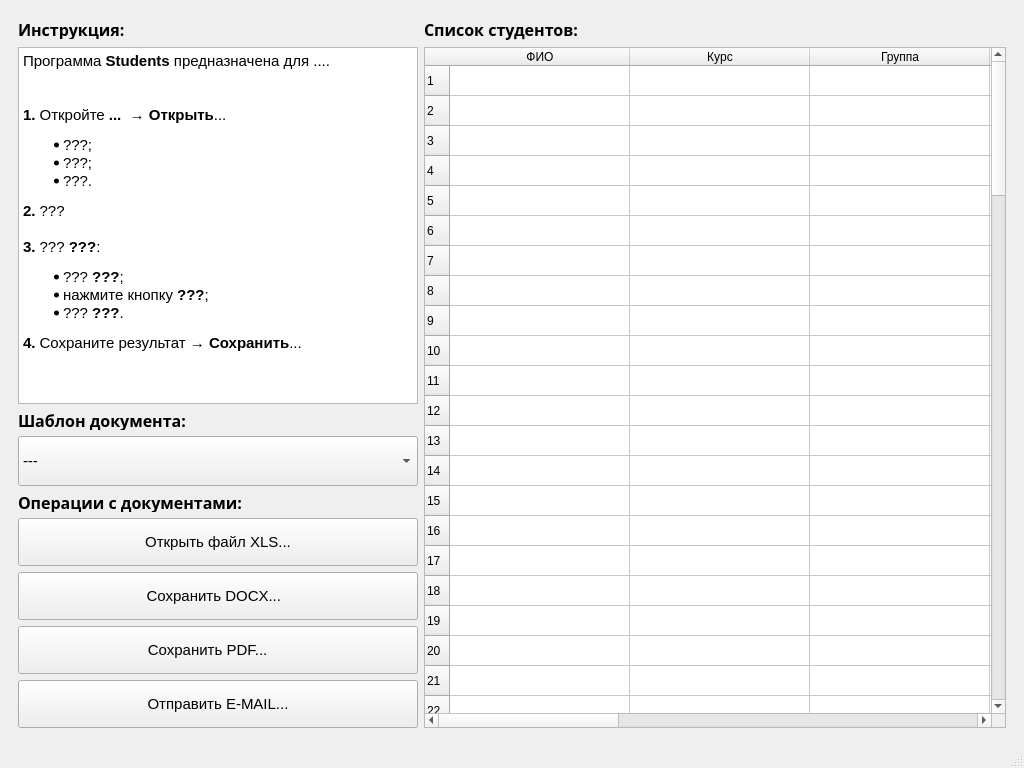
Above: students.ui from motor1n/students before the change. Below: the same form after it.
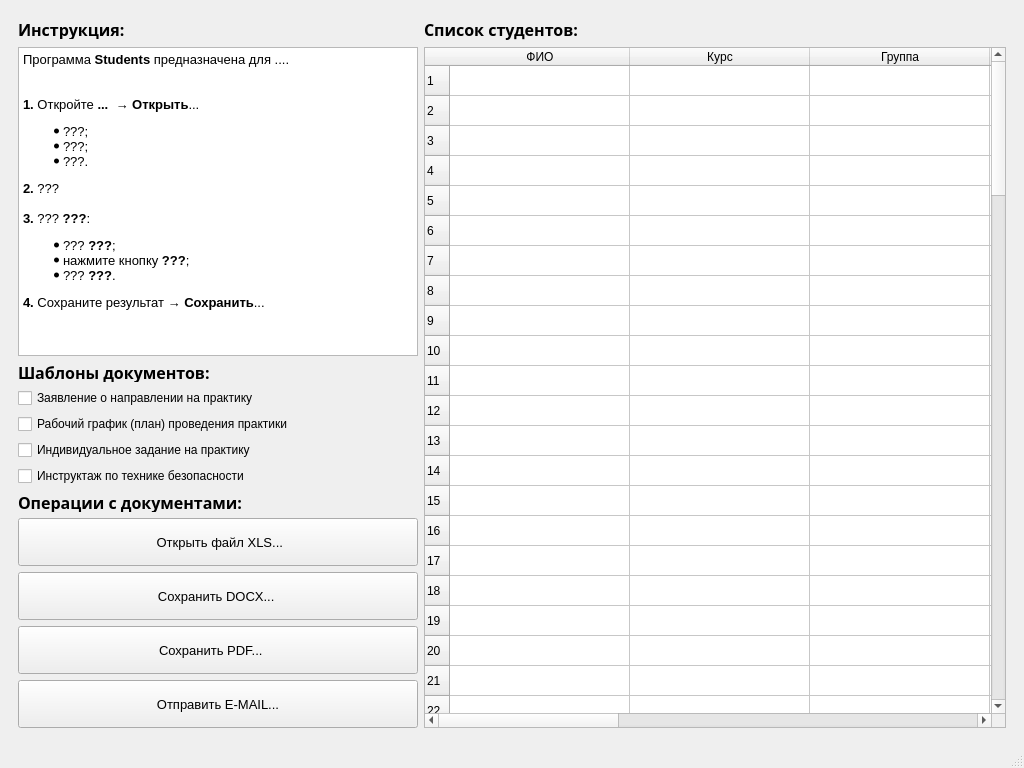
That is the form after the change. Icons and pictures are not drawn.

Commit message: Произвольный выбор шаблонов при помощи QCheckBox

What changed in the file:
```diff
--- a/students.ui
+++ b/students.ui
@@ -31,217 +31,7 @@
        </sizepolicy>
       </property>
       <layout class="QGridLayout" name="gridLayout">
-       <item row="0" column="0">
-        <widget class="QLabel" name="label_01">
-         <property name="maximumSize">
-          <size>
-           <width>402</width>
-           <height>20</height>
-          </size>
-         </property>
-         <property name="font">
-          <font>
-           <family>Trebuchet MS</family>
-           <pointsize>12</pointsize>
-           <weight>75</weight>
-           <bold>true</bold>
-          </font>
-         </property>
-         <property name="text">
-          <string>Инструкция:</string>
-         </property>
-        </widget>
-       </item>
-       <item row="0" column="1">
-        <widget class="QLabel" name="label_02">
-         <property name="sizePolicy">
-          <sizepolicy hsizetype="Minimum" vsizetype="Fixed">
-           <horstretch>0</horstretch>
-           <verstretch>0</verstretch>
-          </sizepolicy>
-         </property>
-         <property name="font">
-          <font>
-           <family>Trebuchet MS</family>
-           <pointsize>12</pointsize>
-           <weight>75</weight>
-           <bold>true</bold>
-          </font>
-         </property>
-         <property name="text">
-          <string>Список студентов:</string>
-         </property>
-        </widget>
-       </item>
-       <item row="1" column="0">
-        <widget class="QTextBrowser" name="tb">
-         <property name="sizePolicy">
-          <sizepolicy hsizetype="Preferred" vsizetype="Preferred">
-           <horstretch>0</horstretch>
-           <verstretch>0</verstretch>
-          </sizepolicy>
-         </property>
-         <property name="maximumSize">
-          <size>
-           <width>402</width>
-           <height>16777215</height>
-          </size>
-         </property>
-         <property name="html">
-          <string>&lt;!DOCTYPE HTML PUBLIC &quot;-//W3C//DTD HTML 4.0//EN&quot; &quot;http://www.w3.org/TR/REC-html40/strict.dtd&quot;&gt;
-&lt;html&gt;&lt;head&gt;&lt;meta name=&quot;qrichtext&quot; content=&quot;1&quot; /&gt;&lt;style type=&quot;text/css&quot;&gt;
-p, li { white-space: pre-wrap; }
-&lt;/style&gt;&lt;/head&gt;&lt;body style=&quot; font-family:'Noto Sans'; font-size:10pt; font-weight:400; font-style:normal;&quot;&gt;
-&lt;p style=&quot; margin-top:0px; margin-bottom:0px; margin-left:0px; margin-right:0px; -qt-block-indent:0; text-indent:0px;&quot;&gt;&lt;span style=&quot; font-size:11pt;&quot;&gt;Программа &lt;/span&gt;&lt;span style=&quot; font-size:11pt; font-weight:600;&quot;&gt;Students&lt;/span&gt;&lt;span style=&quot; font-size:11pt;&quot;&gt; предназначена для ....&lt;/span&gt;&lt;/p&gt;
-&lt;p style=&quot;-qt-paragraph-type:empty; margin-top:0px; margin-bottom:0px; margin-left:0px; margin-right:0px; -qt-block-indent:0; text-indent:0px; font-size:11pt;&quot;&gt;&lt;br /&gt;&lt;/p&gt;
-&lt;p style=&quot;-qt-paragraph-type:empty; margin-top:0px; margin-bottom:0px; margin-left:0px; margin-right:0px; -qt-block-indent:0; text-indent:0px; font-size:11pt;&quot;&gt;&lt;br /&gt;&lt;/p&gt;
-&lt;p style=&quot; margin-top:0px; margin-bottom:0px; margin-left:0px; margin-right:0px; -qt-block-indent:0; text-indent:0px;&quot;&gt;&lt;span style=&quot; font-size:11pt; font-weight:600;&quot;&gt;1.&lt;/span&gt;&lt;span style=&quot; font-size:11pt;&quot;&gt; Откройте &lt;/span&gt;&lt;span style=&quot; font-size:11pt; font-weight:600;&quot;&gt;...&lt;/span&gt;&lt;span style=&quot; font-size:11pt;&quot;&gt;  → &lt;/span&gt;&lt;span style=&quot; font-size:11pt; font-weight:600;&quot;&gt;Открыть&lt;/span&gt;&lt;span style=&quot; font-size:11pt;&quot;&gt;...&lt;/span&gt;&lt;/p&gt;
-&lt;ul style=&quot;margin-top: 0px; margin-bottom: 0px; margin-left: 0px; margin-right: 0px; -qt-list-indent: 1;&quot;&gt;&lt;li style=&quot; font-size:11pt;&quot; style=&quot; margin-top:12px; margin-bottom:0px; margin-left:0px; margin-right:0px; -qt-block-indent:0; text-indent:0px;&quot;&gt;???;&lt;/li&gt;
-&lt;li style=&quot; font-size:11pt;&quot; style=&quot; margin-top:0px; margin-bottom:0px; margin-left:0px; margin-right:0px; -qt-block-indent:0; text-indent:0px;&quot;&gt;???;&lt;/li&gt;
-&lt;li style=&quot; font-size:11pt;&quot; style=&quot; margin-top:0px; margin-bottom:12px; margin-left:0px; margin-right:0px; -qt-block-indent:0; text-indent:0px;&quot;&gt;???.&lt;/li&gt;&lt;/ul&gt;
-&lt;p style=&quot; margin-top:0px; margin-bottom:0px; margin-left:0px; margin-right:0px; -qt-block-indent:0; text-indent:0px;&quot;&gt;&lt;span style=&quot; font-size:11pt; font-weight:600;&quot;&gt;2.&lt;/span&gt;&lt;span style=&quot; font-size:11pt;&quot;&gt; ???&lt;/span&gt;&lt;/p&gt;
-&lt;p style=&quot;-qt-paragraph-type:empty; margin-top:0px; margin-bottom:0px; margin-left:0px; margin-right:0px; -qt-block-indent:0; text-indent:0px; font-size:11pt;&quot;&gt;&lt;br /&gt;&lt;/p&gt;
-&lt;p style=&quot; margin-top:0px; margin-bottom:0px; margin-left:0px; margin-right:0px; -qt-block-indent:0; text-indent:0px;&quot;&gt;&lt;span style=&quot; font-size:11pt; font-weight:600;&quot;&gt;3.&lt;/span&gt;&lt;span style=&quot; font-size:11pt;&quot;&gt; ??? &lt;/span&gt;&lt;span style=&quot; font-size:11pt; font-weight:600;&quot;&gt;???&lt;/span&gt;&lt;span style=&quot; font-size:11pt;&quot;&gt;:&lt;/span&gt;&lt;/p&gt;
-&lt;ul style=&quot;margin-top: 0px; margin-bottom: 0px; margin-left: 0px; margin-right: 0px; -qt-list-indent: 1;&quot;&gt;&lt;li style=&quot; font-size:11pt;&quot; style=&quot; margin-top:12px; margin-bottom:0px; margin-left:0px; margin-right:0px; -qt-block-indent:0; text-indent:0px;&quot;&gt;??? &lt;span style=&quot; font-weight:600;&quot;&gt;???&lt;/span&gt;;&lt;/li&gt;&lt;/ul&gt;
-&lt;ul style=&quot;margin-top: 0px; margin-bottom: 0px; margin-left: 0px; margin-right: 0px; -qt-list-indent: 1;&quot;&gt;&lt;li style=&quot; font-size:11pt;&quot; style=&quot; margin-top:0px; margin-bottom:0px; margin-left:0px; margin-right:0px; -qt-block-indent:0; text-indent:0px;&quot;&gt;нажмите кнопку &lt;span style=&quot; font-weight:600;&quot;&gt;???&lt;/span&gt;;&lt;/li&gt;&lt;/ul&gt;
-&lt;ul style=&quot;margin-top: 0px; margin-bottom: 0px; margin-left: 0px; margin-right: 0px; -qt-list-indent: 1;&quot;&gt;&lt;li style=&quot; font-size:11pt;&quot; style=&quot; margin-top:0px; margin-bottom:12px; margin-left:0px; margin-right:0px; -qt-block-indent:0; text-indent:0px;&quot;&gt;??? &lt;span style=&quot; font-weight:600;&quot;&gt;???&lt;/span&gt;.&lt;/li&gt;&lt;/ul&gt;
-&lt;p style=&quot; margin-top:0px; margin-bottom:0px; margin-left:0px; margin-right:0px; -qt-block-indent:0; text-indent:0px;&quot;&gt;&lt;span style=&quot; font-size:11pt; font-weight:600;&quot;&gt;4.&lt;/span&gt;&lt;span style=&quot; font-size:11pt;&quot;&gt; Сохраните результат → &lt;/span&gt;&lt;span style=&quot; font-size:11pt; font-weight:600;&quot;&gt;Сохранить&lt;/span&gt;&lt;span style=&quot; font-size:11pt;&quot;&gt;...&lt;/span&gt;&lt;/p&gt;
-&lt;p style=&quot;-qt-paragraph-type:empty; margin-top:0px; margin-bottom:0px; margin-left:0px; margin-right:0px; -qt-block-indent:0; text-indent:0px; font-size:11pt;&quot;&gt;&lt;br /&gt;&lt;/p&gt;&lt;/body&gt;&lt;/html&gt;</string>
-         </property>
-        </widget>
-       </item>
-       <item row="2" column="0">
-        <widget class="QLabel" name="label_03">
-         <property name="maximumSize">
-          <size>
-           <width>402</width>
-           <height>20</height>
-          </size>
-         </property>
-         <property name="font">
-          <font>
-           <family>Trebuchet MS</family>
-           <pointsize>12</pointsize>
-           <weight>75</weight>
-           <bold>true</bold>
-          </font>
-         </property>
-         <property name="text">
-          <string>Шаблон документа:</string>
-         </property>
-        </widget>
-       </item>
-       <item row="3" column="0">
-        <widget class="QComboBox" name="cb1">
-         <property name="sizePolicy">
-          <sizepolicy hsizetype="Preferred" vsizetype="Fixed">
-           <horstretch>0</horstretch>
-           <verstretch>0</verstretch>
-          </sizepolicy>
-         </property>
-         <property name="minimumSize">
-          <size>
-           <width>0</width>
-           <height>50</height>
-          </size>
-         </property>
-         <property name="font">
-          <font>
-           <pointsize>11</pointsize>
-          </font>
-         </property>
-         <property name="insertPolicy">
-          <enum>QComboBox::InsertBeforeCurrent</enum>
-         </property>
-         <property name="iconSize">
-          <size>
-           <width>32</width>
-           <height>32</height>
-          </size>
-         </property>
-         <item>
-          <property name="text">
-           <string>---</string>
-          </property>
-         </item>
-         <item>
-          <property name="text">
-           <string>Заявление о направлении на практику</string>
-          </property>
-         </item>
-         <item>
-          <property name="text">
-           <string>Рабочий график (план) проведения практики</string>
-          </property>
-         </item>
-         <item>
-          <property name="text">
-           <string>Индивидуальное задание на практику</string>
-          </property>
-         </item>
-         <item>
-          <property name="text">
-           <string>Инструктаж по технике безопасности</string>
-          </property>
-         </item>
-        </widget>
-       </item>
-       <item row="4" column="0">
-        <widget class="QLabel" name="label_04">
-         <property name="maximumSize">
-          <size>
-           <width>402</width>
-           <height>20</height>
-          </size>
-         </property>
-         <property name="font">
-          <font>
-           <family>Trebuchet MS</family>
-           <pointsize>12</pointsize>
-           <weight>75</weight>
-           <bold>true</bold>
-          </font>
-         </property>
-         <property name="text">
-          <string>Операции с документами:</string>
-         </property>
-        </widget>
-       </item>
-       <item row="5" column="0">
-        <widget class="QPushButton" name="pb_open_xls">
-         <property name="sizePolicy">
-          <sizepolicy hsizetype="Preferred" vsizetype="Fixed">
-           <horstretch>0</horstretch>
-           <verstretch>0</verstretch>
-          </sizepolicy>
-         </property>
-         <property name="maximumSize">
-          <size>
-           <width>400</width>
-           <height>48</height>
-          </size>
-         </property>
-         <property name="font">
-          <font>
-           <pointsize>11</pointsize>
-          </font>
-         </property>
-         <property name="text">
-          <string>Открыть файл XLS...</string>
-         </property>
-         <property name="icon">
-          <iconset>
-           <normaloff>pic/excel-icon.png</normaloff>pic/excel-icon.png</iconset>
-         </property>
-         <property name="iconSize">
-          <size>
-           <width>32</width>
-           <height>32</height>
-          </size>
-         </property>
-        </widget>
-       </item>
-       <item row="6" column="0">
+       <item row="10" column="0">
         <widget class="QPushButton" name="pb_save_docx">
          <property name="sizePolicy">
           <sizepolicy hsizetype="Preferred" vsizetype="Fixed">
@@ -257,14 +47,14 @@
          </property>
          <property name="font">
           <font>
-           <pointsize>11</pointsize>
+           <pointsize>10</pointsize>
           </font>
          </property>
          <property name="layoutDirection">
           <enum>Qt::LeftToRight</enum>
          </property>
          <property name="text">
-          <string>Сохранить DOCX...  </string>
+          <string> Сохранить DOCX...  </string>
          </property>
          <property name="icon">
           <iconset>
@@ -278,8 +68,8 @@
          </property>
         </widget>
        </item>
-       <item row="7" column="0">
-        <widget class="QPushButton" name="pb_save_pdf">
+       <item row="9" column="0">
+        <widget class="QPushButton" name="pb_open_xls">
          <property name="sizePolicy">
           <sizepolicy hsizetype="Preferred" vsizetype="Fixed">
            <horstretch>0</horstretch>
@@ -294,14 +84,14 @@
          </property>
          <property name="font">
           <font>
-           <pointsize>11</pointsize>
+           <pointsize>10</pointsize>
           </font>
          </property>
          <property name="layoutDirection">
           <enum>Qt::LeftToRight</enum>
          </property>
          <property name="text">
-          <string>Сохранить PDF...     </string>
+          <string> Открыть файл XLS...</string>
          </property>
          <property name="icon">
           <iconset>
@@ -315,7 +105,7 @@
          </property>
         </widget>
        </item>
-       <item row="8" column="0">
+       <item row="12" column="0">
         <widget class="QPushButton" name="pb_send_email">
          <property name="sizePolicy">
           <sizepolicy hsizetype="Preferred" vsizetype="Fixed">
@@ -331,7 +121,7 @@
          </property>
          <property name="font">
           <font>
-           <pointsize>11</pointsize>
+           <pointsize>10</pointsize>
           </font>
          </property>
          <property name="layoutDirection">
@@ -352,7 +142,17 @@
          </property>
         </widget>
        </item>
-       <item row="1" column="1" rowspan="8">
+       <item row="4" column="0">
+        <widget class="QCheckBox" name="cb_01">
+         <property name="text">
+          <string>Заявление о направлении на практику</string>
+         </property>
+         <attribute name="buttonGroup">
+          <string notr="true">bg</string>
+         </attribute>
+        </widget>
+       </item>
+       <item row="1" column="1" rowspan="12">
         <widget class="QTableWidget" name="tw">
          <property name="sizePolicy">
           <sizepolicy hsizetype="Preferred" vsizetype="Preferred">
@@ -924,6 +724,194 @@
          </column>
         </widget>
        </item>
+       <item row="8" column="0">
+        <widget class="QLabel" name="label_04">
+         <property name="maximumSize">
+          <size>
+           <width>402</width>
+           <height>20</height>
+          </size>
+         </property>
+         <property name="font">
+          <font>
+           <family>Trebuchet MS</family>
+           <pointsize>12</pointsize>
+           <weight>75</weight>
+           <bold>true</bold>
+          </font>
+         </property>
+         <property name="text">
+          <string>Операции с документами:</string>
+         </property>
+        </widget>
+       </item>
+       <item row="3" column="0">
+        <widget class="QLabel" name="label_03">
+         <property name="maximumSize">
+          <size>
+           <width>402</width>
+           <height>20</height>
+          </size>
+         </property>
+         <property name="font">
+          <font>
+           <family>Trebuchet MS</family>
+           <pointsize>12</pointsize>
+           <weight>75</weight>
+           <bold>true</bold>
+          </font>
+         </property>
+         <property name="text">
+          <string>Шаблоны документов:</string>
+         </property>
+        </widget>
+       </item>
+       <item row="6" column="0">
+        <widget class="QCheckBox" name="cb_03">
+         <property name="text">
+          <string>Индивидуальное задание на практику</string>
+         </property>
+         <attribute name="buttonGroup">
+          <string notr="true">bg</string>
+         </attribute>
+        </widget>
+       </item>
+       <item row="0" column="1">
+        <widget class="QLabel" name="label_02">
+         <property name="sizePolicy">
+          <sizepolicy hsizetype="Minimum" vsizetype="Fixed">
+           <horstretch>0</horstretch>
+           <verstretch>0</verstretch>
+          </sizepolicy>
+         </property>
+         <property name="font">
+          <font>
+           <family>Trebuchet MS</family>
+           <pointsize>12</pointsize>
+           <weight>75</weight>
+           <bold>true</bold>
+          </font>
+         </property>
+         <property name="text">
+          <string>Список студентов:</string>
+         </property>
+        </widget>
+       </item>
+       <item row="11" column="0">
+        <widget class="QPushButton" name="pb_save_pdf">
+         <property name="sizePolicy">
+          <sizepolicy hsizetype="Preferred" vsizetype="Fixed">
+           <horstretch>0</horstretch>
+           <verstretch>0</verstretch>
+          </sizepolicy>
+         </property>
+         <property name="maximumSize">
+          <size>
+           <width>400</width>
+           <height>48</height>
+          </size>
+         </property>
+         <property name="font">
+          <font>
+           <pointsize>10</pointsize>
+          </font>
+         </property>
+         <property name="layoutDirection">
+          <enum>Qt::LeftToRight</enum>
+         </property>
+         <property name="text">
+          <string> Сохранить PDF...     </string>
+         </property>
+         <property name="icon">
+          <iconset>
+           <normaloff>pic/pdf-icon.png</normaloff>pic/pdf-icon.png</iconset>
+         </property>
+         <property name="iconSize">
+          <size>
+           <width>32</width>
+           <height>32</height>
+          </size>
+         </property>
+        </widget>
+       </item>
+       <item row="0" column="0">
+        <widget class="QLabel" name="label_01">
+         <property name="maximumSize">
+          <size>
+           <width>402</width>
+           <height>20</height>
+          </size>
+         </property>
+         <property name="font">
+          <font>
+           <family>Trebuchet MS</family>
+           <pointsize>12</pointsize>
+           <weight>75</weight>
+           <bold>true</bold>
+          </font>
+         </property>
+         <property name="text">
+          <string>Инструкция:</string>
+         </property>
+        </widget>
+       </item>
+       <item row="1" column="0" rowspan="2">
+        <widget class="QTextBrowser" name="tb">
+         <property name="sizePolicy">
+          <sizepolicy hsizetype="Preferred" vsizetype="Preferred">
+           <horstretch>0</horstretch>
+           <verstretch>0</verstretch>
+          </sizepolicy>
+         </property>
+         <property name="maximumSize">
+          <size>
+           <width>402</width>
+           <height>16777215</height>
+          </size>
+         </property>
+         <property name="html">
+          <string>&lt;!DOCTYPE HTML PUBLIC &quot;-//W3C//DTD HTML 4.0//EN&quot; &quot;http://www.w3.org/TR/REC-html40/strict.dtd&quot;&gt;
+&lt;html&gt;&lt;head&gt;&lt;meta name=&quot;qrichtext&quot; content=&quot;1&quot; /&gt;&lt;style type=&quot;text/css&quot;&gt;
+p, li { white-space: pre-wrap; }
+&lt;/style&gt;&lt;/head&gt;&lt;body style=&quot; font-family:'Noto Sans'; font-size:10pt; font-weight:400; font-style:normal;&quot;&gt;
+&lt;p style=&quot; margin-top:0px; margin-bottom:0px; margin-left:0px; margin-right:0px; -qt-block-indent:0; text-indent:0px;&quot;&gt;Программа &lt;span style=&quot; font-weight:600;&quot;&gt;Students&lt;/span&gt; предназначена для ....&lt;/p&gt;
+&lt;p style=&quot;-qt-paragraph-type:empty; margin-top:0px; margin-bottom:0px; margin-left:0px; margin-right:0px; -qt-block-indent:0; text-indent:0px;&quot;&gt;&lt;br /&gt;&lt;/p&gt;
+&lt;p style=&quot;-qt-paragraph-type:empty; margin-top:0px; margin-bottom:0px; margin-left:0px; margin-right:0px; -qt-block-indent:0; text-indent:0px;&quot;&gt;&lt;br /&gt;&lt;/p&gt;
+&lt;p style=&quot; margin-top:0px; margin-bottom:0px; margin-left:0px; margin-right:0px; -qt-block-indent:0; text-indent:0px;&quot;&gt;&lt;span style=&quot; font-weight:600;&quot;&gt;1.&lt;/span&gt; Откройте &lt;span style=&quot; font-weight:600;&quot;&gt;...&lt;/span&gt;  → &lt;span style=&quot; font-weight:600;&quot;&gt;Открыть&lt;/span&gt;...&lt;/p&gt;
+&lt;ul style=&quot;margin-top: 0px; margin-bottom: 0px; margin-left: 0px; margin-right: 0px; -qt-list-indent: 1;&quot;&gt;&lt;li style=&quot;&quot; style=&quot; margin-top:12px; margin-bottom:0px; margin-left:0px; margin-right:0px; -qt-block-indent:0; text-indent:0px;&quot;&gt;???;&lt;/li&gt;
+&lt;li style=&quot;&quot; style=&quot; margin-top:0px; margin-bottom:0px; margin-left:0px; margin-right:0px; -qt-block-indent:0; text-indent:0px;&quot;&gt;???;&lt;/li&gt;
+&lt;li style=&quot;&quot; style=&quot; margin-top:0px; margin-bottom:12px; margin-left:0px; margin-right:0px; -qt-block-indent:0; text-indent:0px;&quot;&gt;???.&lt;/li&gt;&lt;/ul&gt;
+&lt;p style=&quot; margin-top:0px; margin-bottom:0px; margin-left:0px; margin-right:0px; -qt-block-indent:0; text-indent:0px;&quot;&gt;&lt;span style=&quot; font-weight:600;&quot;&gt;2.&lt;/span&gt; ???&lt;/p&gt;
+&lt;p style=&quot;-qt-paragraph-type:empty; margin-top:0px; margin-bottom:0px; margin-left:0px; margin-right:0px; -qt-block-indent:0; text-indent:0px;&quot;&gt;&lt;br /&gt;&lt;/p&gt;
+&lt;p style=&quot; margin-top:0px; margin-bottom:0px; margin-left:0px; margin-right:0px; -qt-block-indent:0; text-indent:0px;&quot;&gt;&lt;span style=&quot; font-weight:600;&quot;&gt;3.&lt;/span&gt; ??? &lt;span style=&quot; font-weight:600;&quot;&gt;???&lt;/span&gt;:&lt;/p&gt;
+&lt;ul style=&quot;margin-top: 0px; margin-bottom: 0px; margin-left: 0px; margin-right: 0px; -qt-list-indent: 1;&quot;&gt;&lt;li style=&quot;&quot; style=&quot; margin-top:12px; margin-bottom:0px; margin-left:0px; margin-right:0px; -qt-block-indent:0; text-indent:0px;&quot;&gt;??? &lt;span style=&quot; font-weight:600;&quot;&gt;???&lt;/span&gt;;&lt;/li&gt;&lt;/ul&gt;
+&lt;ul style=&quot;margin-top: 0px; margin-bottom: 0px; margin-left: 0px; margin-right: 0px; -qt-list-indent: 1;&quot;&gt;&lt;li style=&quot;&quot; style=&quot; margin-top:0px; margin-bottom:0px; margin-left:0px; margin-right:0px; -qt-block-indent:0; text-indent:0px;&quot;&gt;нажмите кнопку &lt;span style=&quot; font-weight:600;&quot;&gt;???&lt;/span&gt;;&lt;/li&gt;&lt;/ul&gt;
+&lt;ul style=&quot;margin-top: 0px; margin-bottom: 0px; margin-left: 0px; margin-right: 0px; -qt-list-indent: 1;&quot;&gt;&lt;li style=&quot;&quot; style=&quot; margin-top:0px; margin-bottom:12px; margin-left:0px; margin-right:0px; -qt-block-indent:0; text-indent:0px;&quot;&gt;??? &lt;span style=&quot; font-weight:600;&quot;&gt;???&lt;/span&gt;.&lt;/li&gt;&lt;/ul&gt;
+&lt;p style=&quot; margin-top:0px; margin-bottom:0px; margin-left:0px; margin-right:0px; -qt-block-indent:0; text-indent:0px;&quot;&gt;&lt;span style=&quot; font-weight:600;&quot;&gt;4.&lt;/span&gt; Сохраните результат → &lt;span style=&quot; font-weight:600;&quot;&gt;Сохранить&lt;/span&gt;...&lt;/p&gt;
+&lt;p style=&quot;-qt-paragraph-type:empty; margin-top:0px; margin-bottom:0px; margin-left:0px; margin-right:0px; -qt-block-indent:0; text-indent:0px;&quot;&gt;&lt;br /&gt;&lt;/p&gt;&lt;/body&gt;&lt;/html&gt;</string>
+         </property>
+        </widget>
+       </item>
+       <item row="5" column="0">
+        <widget class="QCheckBox" name="cb_02">
+         <property name="text">
+          <string>Рабочий график (план) проведения практики</string>
+         </property>
+         <attribute name="buttonGroup">
+          <string notr="true">bg</string>
+         </attribute>
+        </widget>
+       </item>
+       <item row="7" column="0">
+        <widget class="QCheckBox" name="cb_04">
+         <property name="text">
+          <string>Инструктаж по технике безопасности</string>
+         </property>
+         <attribute name="buttonGroup">
+          <string notr="true">bg</string>
+         </attribute>
+        </widget>
+       </item>
       </layout>
      </widget>
     </item>
```
Left out of the diff: 12 changed lines with no effect on the pictures. The commit also changes 1 other file.
